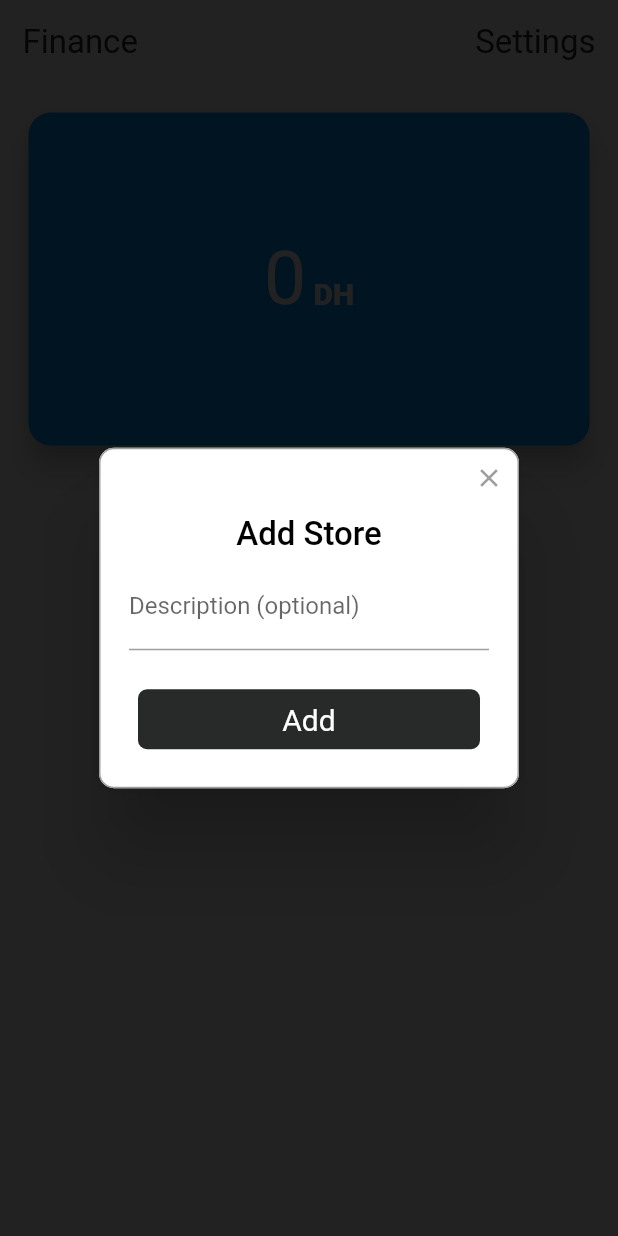
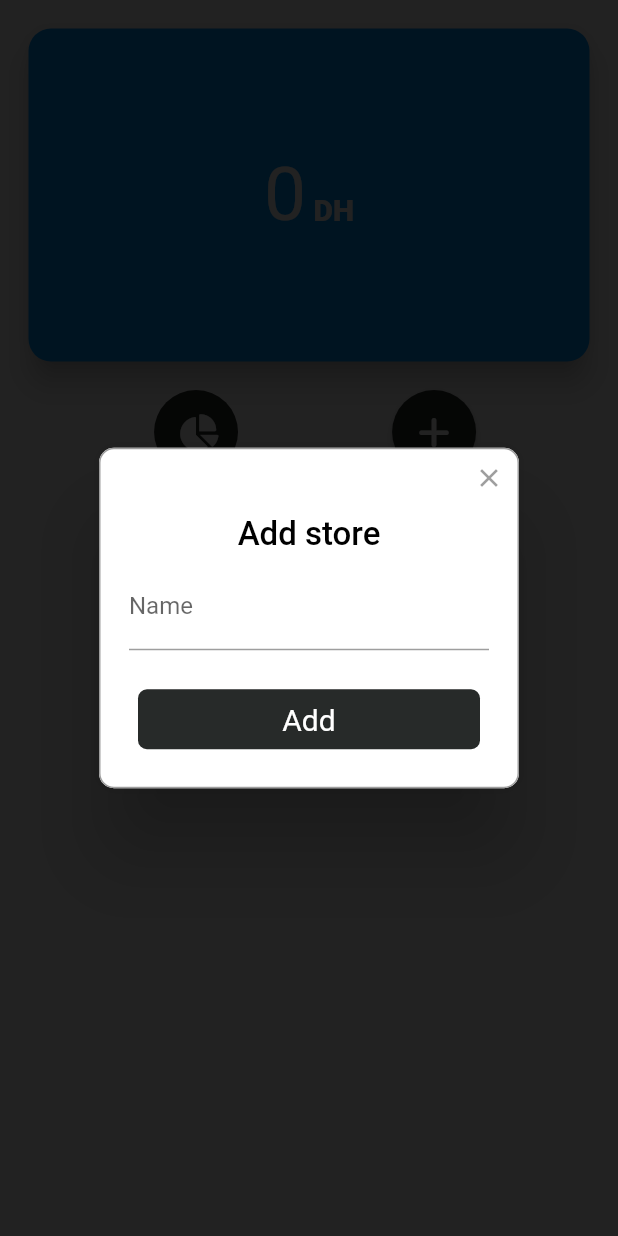
Before and after one commit to yoooby/combien-credit-manager, a Flutter app: the screen it shows after launch, after a tap on an icon or button, on a phone screen of 412 x 824 dp. Run offline on Flutter 3.47's test engine with Material 2 defaults, Android fonts, the phone set to English and light mode, and no system bars; drawn by our look-alikes of rflutter_alert; our stand-ins replace font_awesome_flutter, grouped_list, hooks_riverpod, isar, jiffy; accounts and stored records are empty; generated files the repository leaves out were written again.

Commit message:
finished localisation

```diff
--- /dev/null
+++ b/lib/l10n.yaml
@@ -0,0 +1,3 @@
+arb-dir: lib/l10n
+template-arb-file: app_en.arb
+output-localization-file: app_localizations.dart
--- a/lib/main.dart
+++ b/lib/main.dart
@@ -1,7 +1,9 @@
-import 'package:combien/src/database.dart';
+import 'package:flutter/material.dart';
+import 'package:flutter_gen/gen_l10n/app_localizations.dart';
+import 'package:flutter_localizations/flutter_localizations.dart';
+import 'package:hooks_riverpod/hooks_riverpod.dart';
+
 import 'package:combien/src/screens/homepage_screen.dart';
-import 'package:flutter/material.dart';
-import 'package:hooks_riverpod/hooks_riverpod.dart';
 
 Future<void> main() async {
   WidgetsFlutterBinding.ensureInitialized();
@@ -16,6 +18,17 @@ class MainApp extends StatelessWidget {
   @override
   Widget build(BuildContext context) {
     return const MaterialApp(
+      localizationsDelegates: [
+        AppLocalizations.delegate,
+        GlobalCupertinoLocalizations.delegate,
+        GlobalMaterialLocalizations.delegate,
+        GlobalWidgetsLocalizations.delegate,
+      ],
+      supportedLocales: [
+        Locale('en'), // English
+        Locale('fr'), // French
+        Locale('ar'), // Arabic
+      ],
       debugShowCheckedModeBanner: false,
       home: Scaffold(
           body: SingleChildScrollView(child: HomePage()),
--- a/lib/src/components/homepage_widgets.dart
+++ b/lib/src/components/homepage_widgets.dart
@@ -1,8 +1,8 @@
-// ignore_for_file: prefer_const_constructors, prefer_const_literals_to_create_immutables
 
 import 'package:combien/src/providers/stores_provider.dart';
 import 'package:flutter/material.dart';
 import 'package:hooks_riverpod/hooks_riverpod.dart';
+import 'package:flutter_gen/gen_l10n/app_localizations.dart';
 
 import '../utils/constants.dart';
 
@@ -15,14 +15,14 @@ class BalanceCard extends ConsumerWidget {
   Widget build(BuildContext context, WidgetRef ref) {
     final balance = ref.watch(totalAmountProvider.stream);
     return Container(
-      margin: EdgeInsets.all(15.0),
+      margin: const EdgeInsets.all(15.0),
       width: double.infinity,
       height: 230,
       child: Card(
         elevation: 8,
-        shape: RoundedRectangleBorder(
+        shape: const RoundedRectangleBorder(
             borderRadius: BorderRadius.all(Radius.circular(15))),
-        color: Color(0xFF0396FA),
+        color: const Color(0xFF0396FA),
         child: Column(
           mainAxisAlignment: MainAxisAlignment.center,
           crossAxisAlignment: CrossAxisAlignment.center,
@@ -42,11 +42,11 @@ class BalanceCard extends ConsumerWidget {
                     );
                   },
                 ),
-                SizedBox(
+                const SizedBox(
                   width: 5,
                 ),
                 Text(
-                  'DH',
+                  AppLocalizations.of(context).dh,
                   style: kCurrencyTextStyle,
                 )
               ],
@@ -68,9 +68,9 @@ class MyAppBar extends StatelessWidget {
     return Row(
       mainAxisAlignment: MainAxisAlignment.spaceBetween,
       children: <Widget>[
-        Text('Finance', style: kAppBarTextStyle),
+        Text(AppLocalizations.of(context).finance, style: kAppBarTextStyle),
         Text(
-          'Settings',
+          AppLocalizations.of(context).settings,
           style: kAppBarTextStyle,
         ),
       ],
@@ -96,18 +96,18 @@ class HomePageButton extends StatelessWidget {
         RawMaterialButton(
           elevation: 2,
           onPressed: onPressed,
-          shape: CircleBorder(),
-          constraints: BoxConstraints.tightFor(width: 56, height: 56),
+          shape: const CircleBorder(),
+          constraints: const BoxConstraints.tightFor(width: 56, height: 56),
           fillColor: kDarkColor,
           child: Icon(
             icon,
             color: Colors.white,
           ),
         ),
-        SizedBox(height: 10),
+        const SizedBox(height: 10),
         Text(
           label,
-          style: TextStyle(
+          style: const TextStyle(
             fontWeight: FontWeight.bold,
             fontSize: 17,
             color: kDarkColor,
--- a/lib/src/models/dtos/store.dart
+++ b/lib/src/models/dtos/store.dart
@@ -1,7 +1,4 @@
-import 'package:flutter/material.dart';
 import 'package:isar/isar.dart';
-
-import '../transactions.dart';
 
 part 'store.g.dart';
 
--- a/lib/src/screens/homepage_screen.dart
+++ b/lib/src/screens/homepage_screen.dart
@@ -1,15 +1,13 @@
-// ignore_for_file: prefer_const_literals_to_create_immutables, prefer_const_constructors
 
 import 'package:combien/src/database.dart';
 import 'package:combien/src/models/dtos/store.dart';
-import 'package:combien/src/models/transactions.dart';
 import 'package:combien/src/providers/stores_provider.dart';
 import 'package:combien/src/screens/store_screen.dart';
 import 'package:flutter/material.dart';
-import 'package:flutter/services.dart';
 import 'package:font_awesome_flutter/font_awesome_flutter.dart';
 import 'package:hooks_riverpod/hooks_riverpod.dart';
 import 'package:rflutter_alert/rflutter_alert.dart';
+import 'package:flutter_gen/gen_l10n/app_localizations.dart';
 
 import '../components/store_card.dart';
 import '../components/homepage_widgets.dart';
@@ -26,26 +24,26 @@ class HomePage extends ConsumerWidget {
       child: Column(
         children: <Widget>[
           // home app bar
-          Padding(
-            padding: const EdgeInsets.all(15.0),
-            child: MyAppBar(),
-          ),
-          BalanceCard(),
+          // Padding(
+          //   padding: const EdgeInsets.all(15.0),
+          //   child: MyAppBar(),
+          // ),
+          const BalanceCard(),
           Row(
             mainAxisAlignment: MainAxisAlignment.spaceEvenly,
             children: [
               HomePageButton(
-                label: 'Statistics',
+                label: AppLocalizations.of(context).statistics,
                 icon: FontAwesomeIcons.chartPie,
               ),
               HomePageButton(
-                label: 'Add',
+                label: AppLocalizations.of(context).add,
                 onPressed: () => onAddAlertPressed(context, db),
                 icon: FontAwesomeIcons.plus,
               ),
             ],
           ),
-          SizedBox(
+          const SizedBox(
             height: 15,
           ),
           StreamBuilder<List<Store>>(
@@ -53,12 +51,14 @@ class HomePage extends ConsumerWidget {
             initialData: List.empty(growable: true),
             builder: (BuildContext context, AsyncSnapshot snapshot) {
               if (!snapshot.hasData) {
-                return CircularProgressIndicator.adaptive();
+                return const CircularProgressIndicator.adaptive();
               } else {
                 return Column(
                   children: [
                     for (var store in snapshot.data)
                       StoreCard(
+                        parentContext: context,
+                        db: db,
                         onPress: () {
                           Navigator.push(
                             context,
@@ -67,7 +67,7 @@ class HomePage extends ConsumerWidget {
                             ),
                           );
                         },
-                        name: store.name,
+                        store: store,
                         amount: store.balance.toString(),
                       ),
                   ],
@@ -85,7 +85,7 @@ onAddAlertPressed(context, IsarService db) {
   final nameController = TextEditingController();
   Alert(
       context: context,
-      title: "Add Store",
+      title: AppLocalizations.of(context).addStore,
       content: Form(
         child: Row(
           children: <Widget>[
@@ -94,7 +94,7 @@ onAddAlertPressed(context, IsarService db) {
               child: TextFormField(
                 controller: nameController,
                 decoration: InputDecoration(
-                  labelText: 'Description (optional)',
+                  labelText: AppLocalizations.of(context).name,
                 ),
               ),
             ),
@@ -109,8 +109,8 @@ onAddAlertPressed(context, IsarService db) {
             Navigator.pop(context);
           },
           child: Text(
-            "Add",
-            style: TextStyle(color: Colors.white, fontSize: 20),
+            AppLocalizations.of(context).add,
+            style: const TextStyle(color: Colors.white, fontSize: 20),
           ),
         )
       ]).show();
```
Also changed, not shown: lib/l10n/app_ar.arb (added, +23 -0 lines), lib/l10n/app_en.arb (added, +23 -0 lines), lib/l10n/app_fr.arb (added, +23 -0 lines), lib/src/components/store_card.dart (+73 -5 lines), lib/src/components/store_transactions_list.dart (+17 -21 lines), lib/src/database.dart (+19 -5 lines), lib/src/providers/stores_provider.dart (+5 -9 lines), lib/src/screens/store_screen.dart (+30 -23 lines), pubspec.yaml (+5 -4 lines), pubspec.lock, 7 other files.
